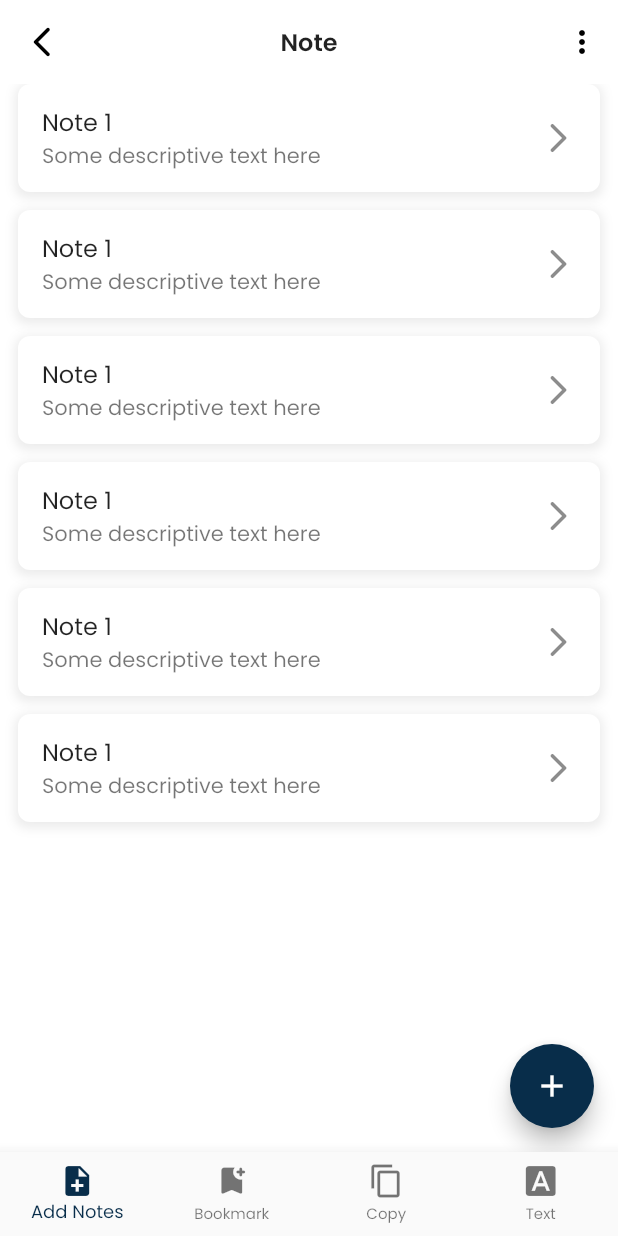
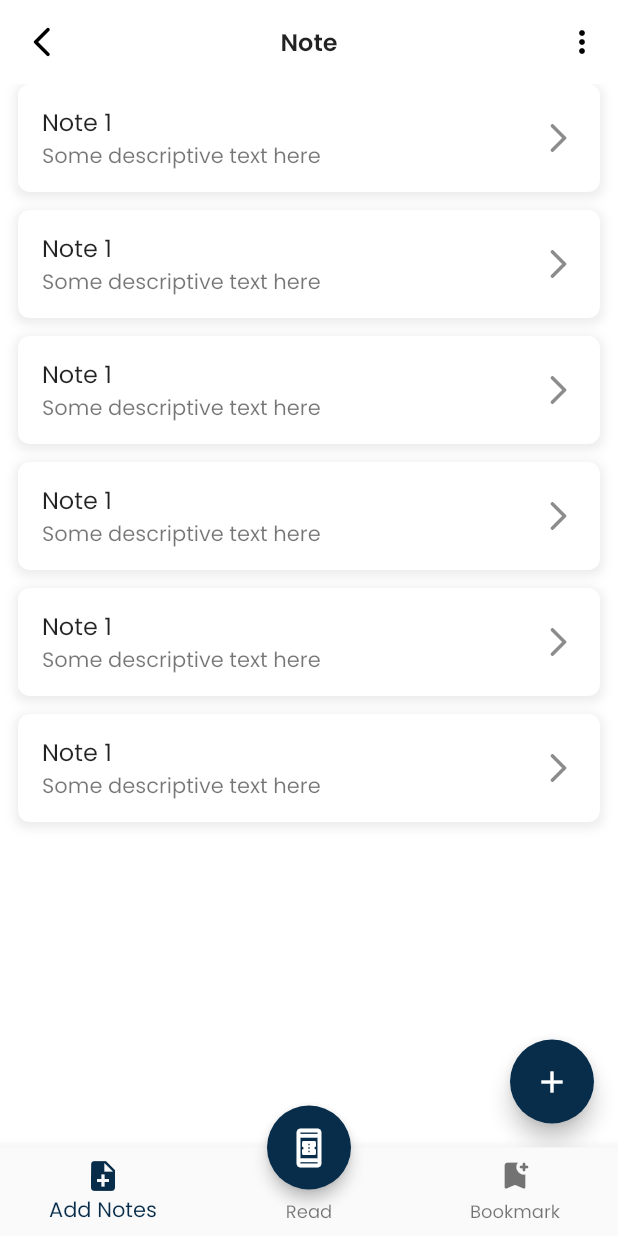
Before and after one commit to asheersaeed720/holy_bible, a Flutter app: the TabScreen screen opened by its route, on a phone screen of 412 x 824 dp. Run offline on Flutter 3.47's test engine with Material 2 defaults, Android fonts, the phone set to English and light mode, and no system bars; our stand-ins replace cached_network_image, connectivity_plus, fluttertoast, get, get_storage; missing offline and left inert: async_button_builder, syncfusion_flutter_pdfviewer; accounts and stored records are empty; network calls fail.

Commit message:
book detail & more screens added

```diff
--- a/lib/main.dart
+++ b/lib/main.dart
@@ -2,8 +2,8 @@ import 'package:flutter/material.dart';
 import 'package:flutter/services.dart';
 import 'package:get/get_navigation/src/root/get_material_app.dart';
 import 'package:get_storage/get_storage.dart';
-import 'package:holy_bible/src/auth/views/login_screen.dart';
 import 'package:holy_bible/src/main_binding.dart';
+import 'package:holy_bible/src/tab_screen.dart';
 import 'package:holy_bible/utils/app_theme.dart';
 import 'package:holy_bible/utils/routes.dart';
 
@@ -27,7 +27,7 @@ class MyApp extends StatelessWidget {
         theme: lightThemeData,
         // darkTheme: darkThemeData,
         initialBinding: MainBinding(),
-        initialRoute: LogInScreen.routeName,
+        initialRoute: TabScreen.routeName,
         getPages: routes,
       );
 }
--- a/lib/src/bookmark/bookmark_screen.dart
+++ b/lib/src/bookmark/bookmark_screen.dart
@@ -1,4 +1,6 @@
 import 'package:flutter/material.dart';
+import 'package:get/get.dart';
+import 'package:holy_bible/src/bookmark/bookmark_detail_screen.dart';
 import 'package:holy_bible/utils/constants.dart';
 import 'package:holy_bible/utils/custom_app_bar.dart';
 import 'package:holy_bible/widgets/cache_img_widget.dart';
@@ -25,7 +27,7 @@ class BookMarkScreen extends StatelessWidget {
 
   Widget _buildBookMarkItemView(BuildContext context) {
     return InkWell(
-      onTap: () {},
+      onTap: () => Get.toNamed(BookMarkDetailScreen.routeName),
       child: Row(
         mainAxisAlignment: MainAxisAlignment.start,
         crossAxisAlignment: CrossAxisAlignment.start,
--- a/lib/src/tab_screen.dart
+++ b/lib/src/tab_screen.dart
@@ -2,6 +2,7 @@ import 'package:flutter/material.dart';
 import 'package:get/get.dart';
 import 'package:holy_bible/src/bookmark/bookmark_screen.dart';
 import 'package:holy_bible/src/note/note_screen.dart';
+import 'package:holy_bible/src/read/read_screen.dart';
 import 'package:holy_bible/utils/constants.dart';
 
 class TabScreen extends StatelessWidget {
@@ -13,42 +14,49 @@ class TabScreen extends StatelessWidget {
   Widget build(BuildContext context) {
     List<Widget> _widgetOptions = const <Widget>[
       NoteScreen(),
+      ReadScreen(),
       BookMarkScreen(),
-      Center(child: Text('Copy')),
-      Center(child: Text('Text')),
     ];
 
     return DefaultTabController(
-      length: 4,
+      length: 3,
       child: GetBuilder<TabController>(
         init: TabController(),
         builder: (tabController) => Scaffold(
           body: _widgetOptions.elementAt(tabController.selectedIndex),
           bottomNavigationBar: BottomNavigationBar(
             type: BottomNavigationBarType.fixed,
-            selectedFontSize: 12.0,
-            unselectedFontSize: 10.0,
             items: const <BottomNavigationBarItem>[
               BottomNavigationBarItem(
                 icon: Icon(Icons.note_add),
                 label: 'Add Notes',
               ),
               BottomNavigationBarItem(
+                icon: SizedBox(height: 24.0),
+                label: 'Read',
+              ),
+              BottomNavigationBarItem(
                 icon: Icon(Icons.bookmark_add_rounded),
                 label: 'Bookmark',
-              ),
-              BottomNavigationBarItem(
-                icon: Icon(Icons.copy),
-                label: 'Copy',
-              ),
-              BottomNavigationBarItem(
-                icon: Icon(Icons.font_download),
-                label: 'Text',
               ),
             ],
             currentIndex: tabController.selectedIndex,
             selectedItemColor: kPrimaryColor,
             onTap: tabController.onItemTapped,
+          ),
+          floatingActionButtonAnimator: FloatingActionButtonAnimator.scaling,
+          floatingActionButtonLocation: FloatingActionButtonLocation.centerDocked,
+          floatingActionButton: FloatingActionButton(
+            elevation: 4.0,
+            disabledElevation: 0,
+            backgroundColor: kPrimaryColor,
+            child: const Icon(
+              Icons.book_online_outlined,
+              size: 28.0,
+            ),
+            onPressed: () {
+              tabController.onItemTapped(1);
+            },
           ),
         ),
       ),
@@ -57,7 +65,7 @@ class TabScreen extends StatelessWidget {
 }
 
 class TabController extends GetxController {
-  int selectedIndex = 0;
+  int selectedIndex = 1;
 
   onItemTapped(int index) {
     selectedIndex = index;
--- a/lib/utils/custom_app_bar.dart
+++ b/lib/utils/custom_app_bar.dart
@@ -1,24 +1,40 @@
+import 'dart:developer';
+
 import 'package:flutter/material.dart';
 import 'package:get/get.dart';
+import 'package:holy_bible/src/account/account_screen.dart';
 import 'package:holy_bible/src/auth/views/login_screen.dart';
+import 'package:holy_bible/src/search/search_screen.dart';
 
-customAppBar(String titleTxt, {isSearchIcon = false}) {
+customAppBar(String titleTxt, {isSearchIcon = false, isAtAccountScreen = false}) {
   return AppBar(
     title: Text(titleTxt),
     iconTheme: const IconThemeData(color: Colors.black),
     actions: [
-      if (isSearchIcon) IconButton(onPressed: () {}, icon: const Icon(Icons.search)),
+      if (isSearchIcon)
+        IconButton(
+          onPressed: () => Get.toNamed(SearchScreen.routeName),
+          icon: const Icon(Icons.search),
+        ),
       PopupMenuButton(
+        onSelected: (value) {
+          log('$value');
+          if (value == 1) {
+            Get.toNamed(AccountScreen.routeName);
+          } else {
+            Get.toNamed(LogInScreen.routeName);
+          }
+        },
         itemBuilder: (context) => [
+          if (!isAtAccountScreen)
+            const PopupMenuItem(
+              child: Text("Account"),
+              value: 1,
+            ),
           const PopupMenuItem(
-            child: Text("Setting"),
-            value: 1,
+            child: Text("Logout"),
+            value: 2,
           ),
-          PopupMenuItem(
-            onTap: () => Get.toNamed(LogInScreen.routeName),
-            child: const Text("Logout"),
-            value: 2,
-          )
         ],
       ),
     ],
--- a/lib/utils/routes.dart
+++ b/lib/utils/routes.dart
@@ -1,7 +1,10 @@
 import 'package:get/get.dart';
+import 'package:holy_bible/src/account/account_screen.dart';
 import 'package:holy_bible/src/auth/views/forgot_password_screen.dart';
 import 'package:holy_bible/src/auth/views/login_screen.dart';
 import 'package:holy_bible/src/auth/views/sign_up_screen.dart';
+import 'package:holy_bible/src/bookmark/bookmark_detail_screen.dart';
+import 'package:holy_bible/src/search/search_screen.dart';
 import 'package:holy_bible/src/tab_screen.dart';
 
 final List<GetPage<dynamic>> routes = [
@@ -21,4 +24,16 @@ final List<GetPage<dynamic>> routes = [
     name: TabScreen.routeName,
     page: () => const TabScreen(),
   ),
+  GetPage(
+    name: SearchScreen.routeName,
+    page: () => const SearchScreen(),
+  ),
+  GetPage(
+    name: AccountScreen.routeName,
+    page: () => const AccountScreen(),
+  ),
+  GetPage(
+    name: BookMarkDetailScreen.routeName,
+    page: () => const BookMarkDetailScreen(),
+  ),
 ];
--- a/pubspec.yaml
+++ b/pubspec.yaml
@@ -38,6 +38,7 @@ dependencies:
   cached_network_image: ^3.2.0
   font_awesome_flutter: ^9.2.0
   async_button_builder: ^2.1.4
+  syncfusion_flutter_pdfviewer: ^19.4.56-beta
 
   # The following adds the Cupertino Icons font to your application.
   # Use with the CupertinoIcons class for iOS style icons.
```
Also changed, not shown: lib/src/account/account_screen.dart (added, +125 -0 lines), lib/src/bookmark/bookmark_detail_screen.dart (added, +50 -0 lines), lib/src/read/read_screen.dart (added, +20 -0 lines), lib/src/search/search_screen.dart (added, +58 -0 lines), pubspec.lock, 4 other files.
